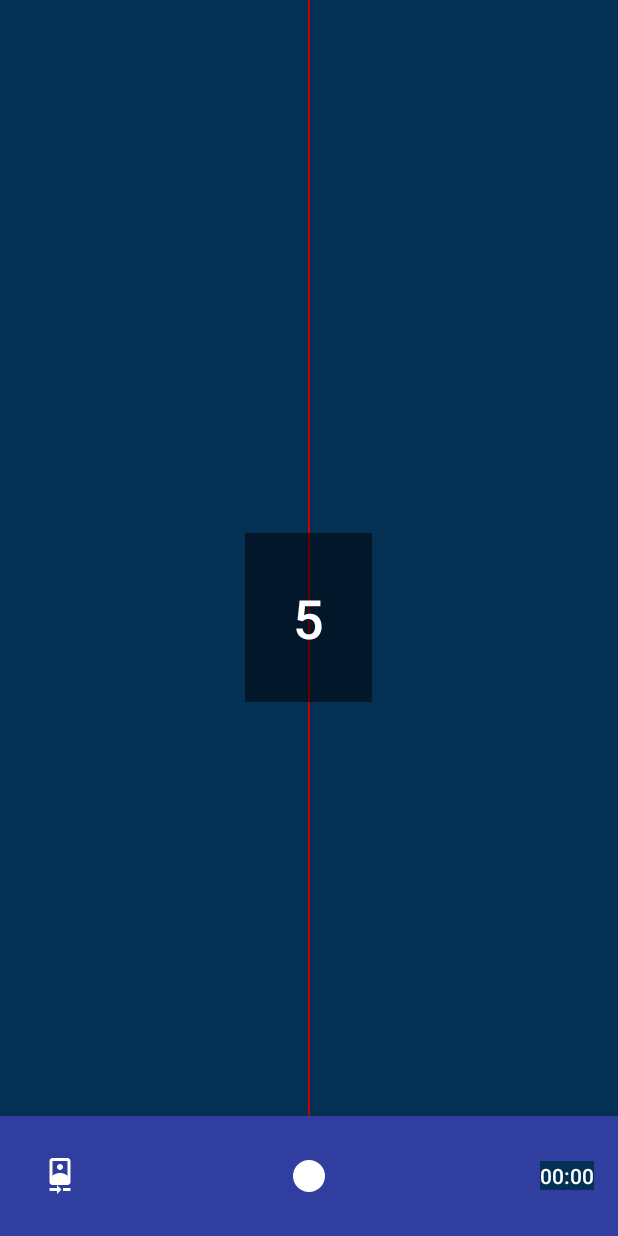
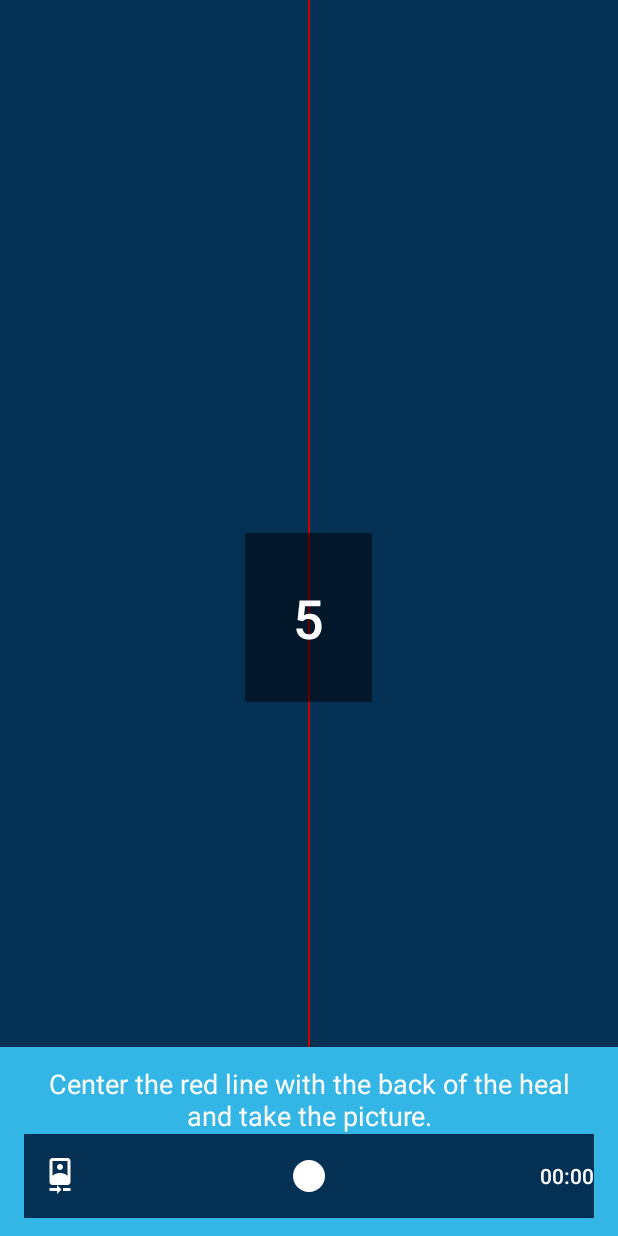
Before and after one commit to BikeFitLLC/FootFitCalculator, an Android app: the layout mcam_fragment_videocapture.xml on its own in the app's theme, with its tools: preview values and no code run, on a phone screen of 412 x 824 dp. Run offline under Robolectric (Android 15) with nearby library versions, the phone set to English and light mode, and no system bars.

Commit message:
Customization of material-camera layout file

```diff
--- a/material-camera/src/main/res/layout/mcam_fragment_videocapture.xml
+++ b/material-camera/src/main/res/layout/mcam_fragment_videocapture.xml
@@ -1,46 +1,67 @@
 <?xml version="1.0" encoding="utf-8"?>
-<RelativeLayout xmlns:android="http://schemas.android.com/apk/res/android"
+<RelativeLayout
+    xmlns:android="http://schemas.android.com/apk/res/android"
     xmlns:tools="http://schemas.android.com/tools"
     android:id="@+id/rootFrame"
     android:layout_width="match_parent"
     android:layout_height="match_parent"
     android:foreground="?selectableItemBackground">
 
-
     <FrameLayout
         android:id="@+id/camera_fragment_screen"
         android:layout_width="match_parent"
-        android:layout_height="wrap_content"
-        android:layout_weight="1">
+        android:layout_height="wrap_content">
 
         <include
             layout="@layout/mcam_include_camera_preview"
             android:layout_width="match_parent"
             android:layout_height="match_parent"
-            android:layout_above="@+id/controlsFrame" />
+            android:layout_above="@+id/controlsFrame"/>
 
         <View
             android:id="@+id/camera_fragment_vertical_guideline"
             android:layout_width="1dp"
             android:layout_height="wrap_content"
             android:layout_gravity="center"
-            android:background="@android:color/holo_red_dark" />
+            android:background="@android:color/holo_red_dark"/>
 
     </FrameLayout>
 
 
-    <RelativeLayout
+    <LinearLayout
         android:id="@+id/controlsFrame"
         android:layout_width="match_parent"
         android:layout_height="wrap_content"
         android:layout_alignParentBottom="true"
         android:background="?colorPrimaryDark"
         android:elevation="@dimen/mcam_toolbar_elevation"
+        android:orientation="vertical"
         android:paddingBottom="@dimen/mcam_content_inset_less"
         android:paddingLeft="@dimen/mcam_content_inset"
         android:paddingRight="@dimen/mcam_content_inset"
         android:paddingTop="@dimen/mcam_content_inset_less"
+        tools:background="@android:color/holo_blue_light"
         tools:ignore="UnusedAttribute">
+
+        <LinearLayout
+            android:layout_width="match_parent"
+            android:layout_height="wrap_content"
+            android:background="@android:color/transparent"
+            android:orientation="horizontal">
+
+            <TextView
+                android:layout_width="match_parent"
+                android:layout_height="wrap_content"
+                android:background="@android:color/transparent"
+                android:elevation="@dimen/mcam_toolbar_elevation"
+                android:gravity="center_horizontal"
+                android:text="Center the red line with the back of the heal and take the picture."
+                android:textColor="#fff"/>
+        </LinearLayout>
+
+        <RelativeLayout
+            android:layout_width="match_parent"
+            android:layout_height="wrap_content">
 
             <ImageButton
                 android:id="@+id/facing"
@@ -53,7 +74,7 @@
                 android:padding="@dimen/mcam_content_inset_less"
                 android:scaleType="fitXY"
                 tools:ignore="ContentDescription"
-            tools:src="@drawable/mcam_camera_front" />
+                tools:src="@drawable/mcam_camera_front"/>
 
             <ImageButton
                 android:id="@+id/flash"
@@ -67,7 +88,7 @@
                 android:scaleType="fitXY"
                 android:visibility="gone"
                 tools:ignore="ContentDescription"
-            tools:src="@drawable/mcam_action_flash" />
+                tools:src="@drawable/mcam_action_flash"/>
 
             <ImageButton
                 android:id="@+id/video"
@@ -79,7 +100,7 @@
                 android:padding="@dimen/mcam_content_inset_less"
                 android:scaleType="fitXY"
                 tools:ignore="ContentDescription"
-            tools:src="@drawable/mcam_action_capture" />
+                tools:src="@drawable/mcam_action_capture"/>
 
             <ImageButton
                 android:id="@+id/stillshot"
@@ -92,7 +113,7 @@
                 android:scaleType="fitXY"
                 android:visibility="gone"
                 tools:ignore="ContentDescription"
-            tools:src="@drawable/mcam_action_stillshot" />
+                tools:src="@drawable/mcam_action_stillshot"/>
 
             <TextView
                 android:id="@+id/recordDuration"
@@ -104,9 +125,9 @@
                 android:fontFamily="sans-serif-medium"
                 android:text="@string/mcam_defaultDuration"
                 android:textColor="#fff"
-            android:textSize="@dimen/mcam_regular_content_fontsize" />
-
+                android:textSize="@dimen/mcam_regular_content_fontsize"/>
         </RelativeLayout>
+    </LinearLayout>
 
     <TextView
         android:id="@+id/delayStartCountdown"
@@ -119,6 +140,6 @@
         android:text="5"
         android:textColor="#fff"
         android:textSize="@dimen/mcam_regular_header_fontsize"
-        tools:ignore="HardcodedText,UnusedAttribute" />
+        tools:ignore="HardcodedText,UnusedAttribute"/>
 
 </RelativeLayout>
```
Lines whose indentation alone changed are shown as unchanged.
